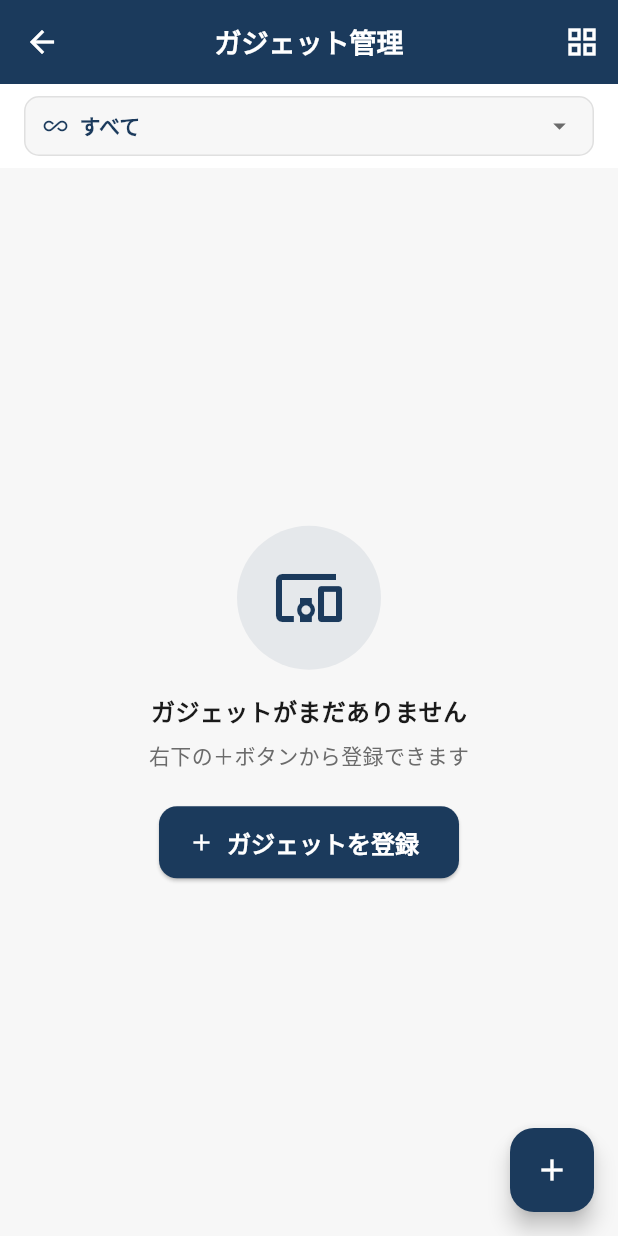
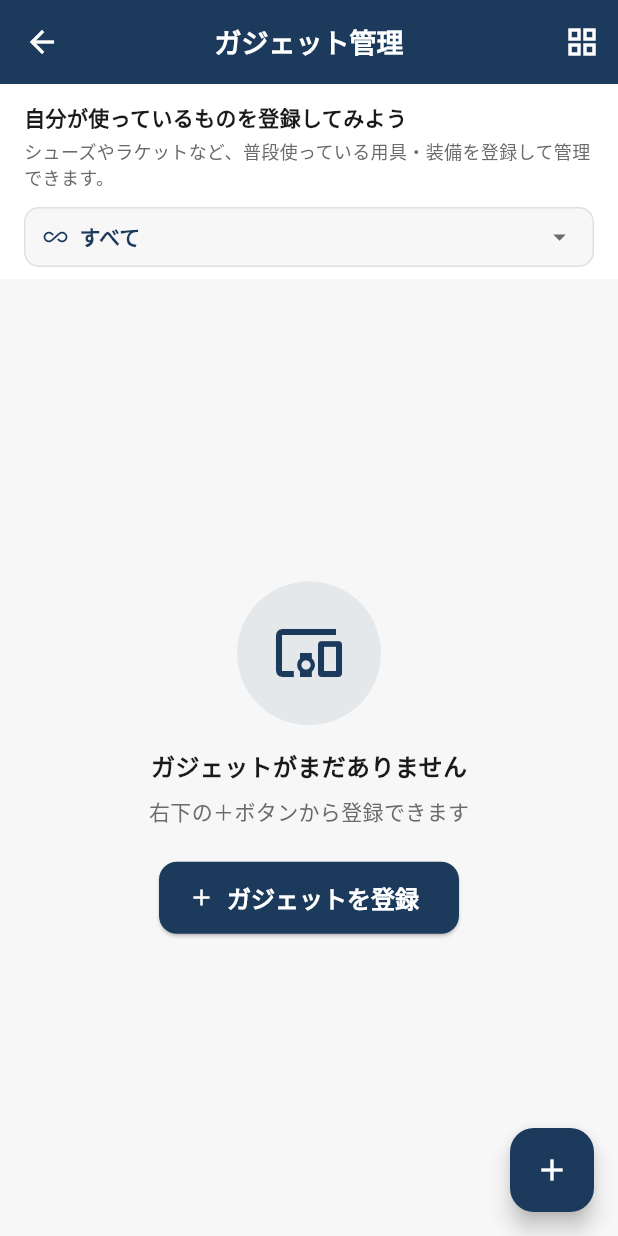
Before and after one commit to sofvo-dev/sofvo, a Flutter app: the GadgetListScreen screen opened directly, on a phone screen of 412 x 824 dp. Run offline on Flutter 3.47's test engine with Material 3 defaults, Android fonts, the phone set to English and light mode, and no system bars; our stand-ins replace cached_network_image, cloud_firestore, csv, file_picker, firebase_auth, firebase_core and 10 more; missing offline and left inert: mobile_scanner; accounts and stored records are empty; network calls fail.

Commit message:
ガジェット管理画面に説明テキストを追加
「自分が使っているものを登録してみよう」という案内文と
「シューズやラケットなど、普段使っている用具・装備を登録して管理できます。」
という補足説明をFlutterアプリとNext.jsウェブの両方に追加。

https://claude.ai/code/session_0116u9hQCw1ZhLETzN8my8yT

```diff
--- a/lib/screens/gadget/gadget_list_screen.dart
+++ b/lib/screens/gadget/gadget_list_screen.dart
@@ -64,6 +64,34 @@ class _GadgetListScreenState extends State<GadgetListScreen> {
       ),
       body: Column(
         children: [
+          // ── ガジェットの説明 ──
+          Container(
+            width: double.infinity,
+            color: Colors.white,
+            padding: const EdgeInsets.fromLTRB(16, 12, 16, 4),
+            child: Column(
+              crossAxisAlignment: CrossAxisAlignment.start,
+              children: [
+                Text(
+                  '自分が使っているものを登録してみよう',
+                  style: TextStyle(
+                    fontSize: 14,
+                    fontWeight: FontWeight.w600,
+                    color: AppTheme.textPrimary,
+                  ),
+                ),
+                const SizedBox(height: 4),
+                Text(
+                  'シューズやラケットなど、普段使っている用具・装備を登録して管理できます。',
+                  style: TextStyle(
+                    fontSize: 12,
+                    color: AppTheme.textSecondary,
+                  ),
+                ),
+              ],
+            ),
+          ),
+
           // ── カテゴリフィルタ（ドロップダウン） ──
           _buildCategoryFilter(uid),
 
```
Also changed, not shown: 1 other file.
